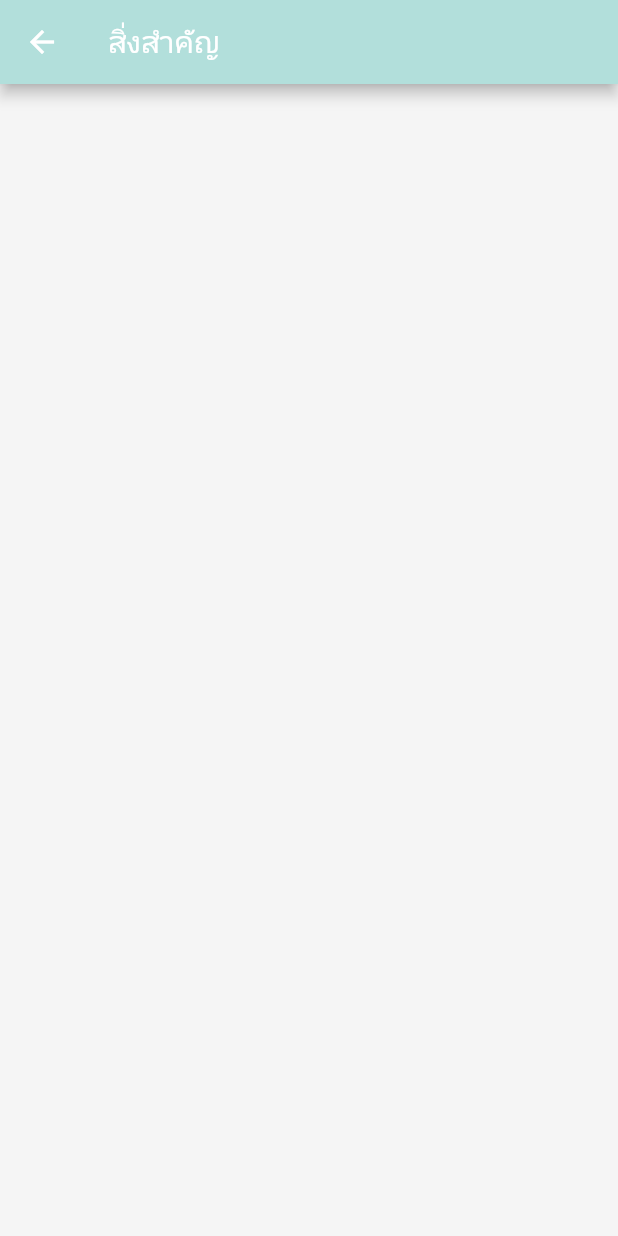
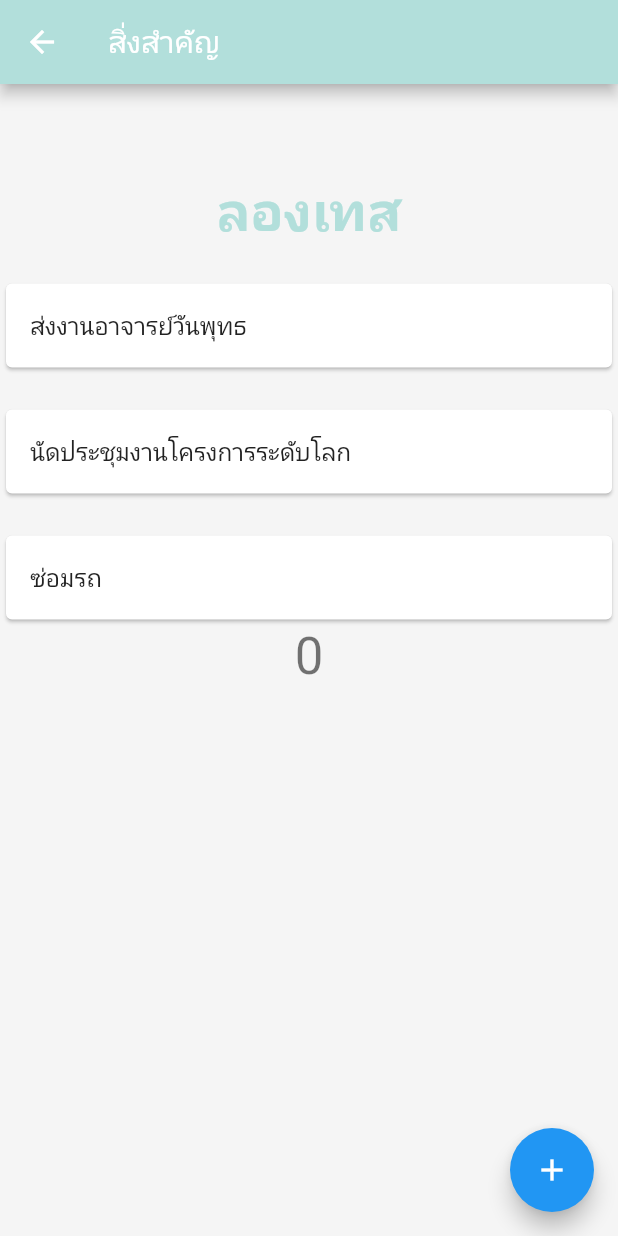
Before and after one commit to Atpolink/To-do-list-App, a Flutter app: the important screen opened directly, on a phone screen of 412 x 824 dp. Run offline on Flutter 3.47's test engine with Material 2 defaults, Android fonts, the phone set to English and light mode, and no system bars.

Commit message:
add all file

```diff
--- a/project/lib/important.dart
+++ b/project/lib/important.dart
@@ -7,6 +7,14 @@ class important extends StatefulWidget {
 }
 
 class _importantState extends State<important> {
+  int _counter = 0;
+
+  void _incrementCounter() {
+    setState(() {
+      _counter++;
+    });
+  }
+
   @override
   final formKey = GlobalKey<FormState>();
   Widget build(BuildContext context) {
@@ -25,7 +33,7 @@ class _importantState extends State<important> {
                 child: Container(
                   child: Center(
                     child: Text(
-                      '',
+                      'ลองเทส',
                       style: TextStyle(
                           color: Colors.teal[100],
                           fontSize: 36,
@@ -35,8 +43,41 @@ class _importantState extends State<important> {
                 ),
               ),
             ),
+            Padding(
+              padding: const EdgeInsets.only(top: 20.0),
+              child: Card(
+                child: ListTile(
+                  title: Text('ส่งงานอาจารย์วันพุทธ'),
+                ),
+              ),
+            ),
+            Padding(
+              padding: const EdgeInsets.only(top: 20.0),
+              child: Card(
+                child: ListTile(
+                  title: Text('นัดประชุมงานโครงการระดับโลก'),
+                ),
+              ),
+            ),
+            Padding(
+              padding: const EdgeInsets.only(top: 20.0),
+              child: Card(
+                child: ListTile(
+                  title: Text('ซ่อมรถ'),
+                ),
+              ),
+            ),
+            Text(
+              '$_counter',
+              style: Theme.of(context).textTheme.headline4,
+            ),
           ],
         ),
+      ),
+      floatingActionButton: FloatingActionButton(
+        onPressed: _incrementCounter,
+        tooltip: 'Increment',
+        child: const Icon(Icons.add),
       ),
     );
   }
```
Also changed, not shown: project/lib/plan.dart (+42 -1 lines), project/lib/work.dart (+24 -0 lines).
